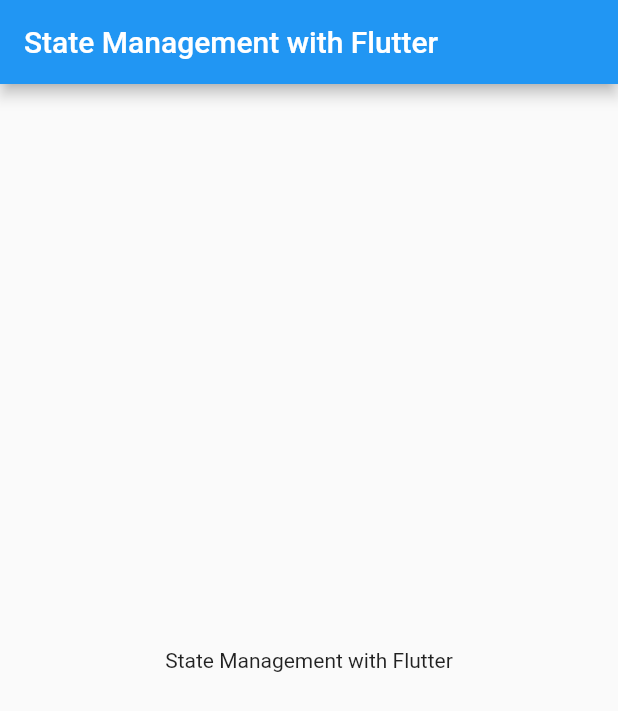
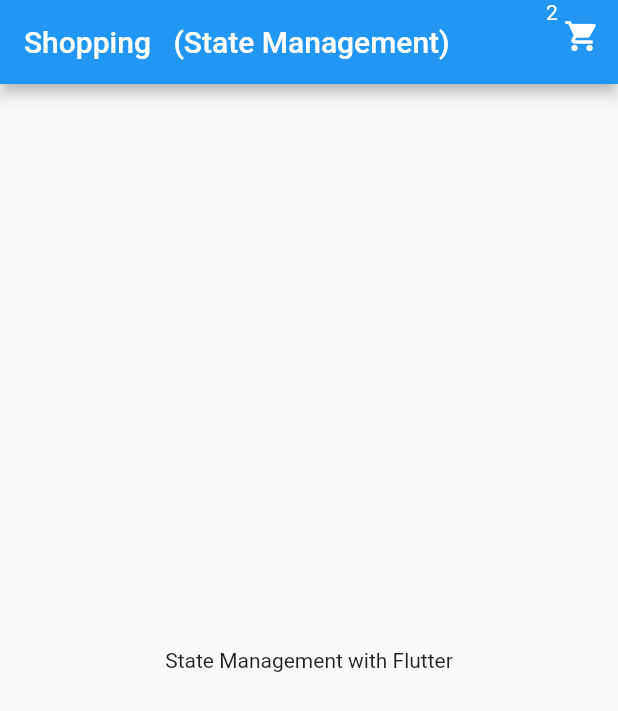
Before and after one commit to bhattaraimadhu56/flutter_state_Management_with_Provider, a Flutter app: the screen it shows after launch, on a phone screen of 412 x 824 dp. Shown: the top 711 px of the screen. Run offline on Flutter 3.47's test engine with Material 2 defaults, Android fonts, the phone set to English and light mode, and no system bars.

Commit message:
Make Shopping Cart with number at appbar

```diff
--- a/lib/Screens/myHomePage.dart
+++ b/lib/Screens/myHomePage.dart
@@ -10,7 +10,20 @@ class _MyHomePageState extends State<MyHomePage> {
   Widget build(BuildContext context) {
     return Scaffold(
       appBar: AppBar(
-        title: Text("State Management with Flutter"),
+        title: Text("Shopping   (State Management) "),
+        actions: [
+          // You can use Row, Column or Stack (Overlay Item better to use this)
+          Stack(
+            children: [
+              IconButton(
+                  icon: Icon(Icons.shopping_cart),
+                  onPressed: () {
+                    print("Go to another page of cart details");
+                  }),
+              Text("2"),
+            ],
+          )
+        ],
       ),
       body: Center(
         child: Text("State Management with Flutter"),
```
